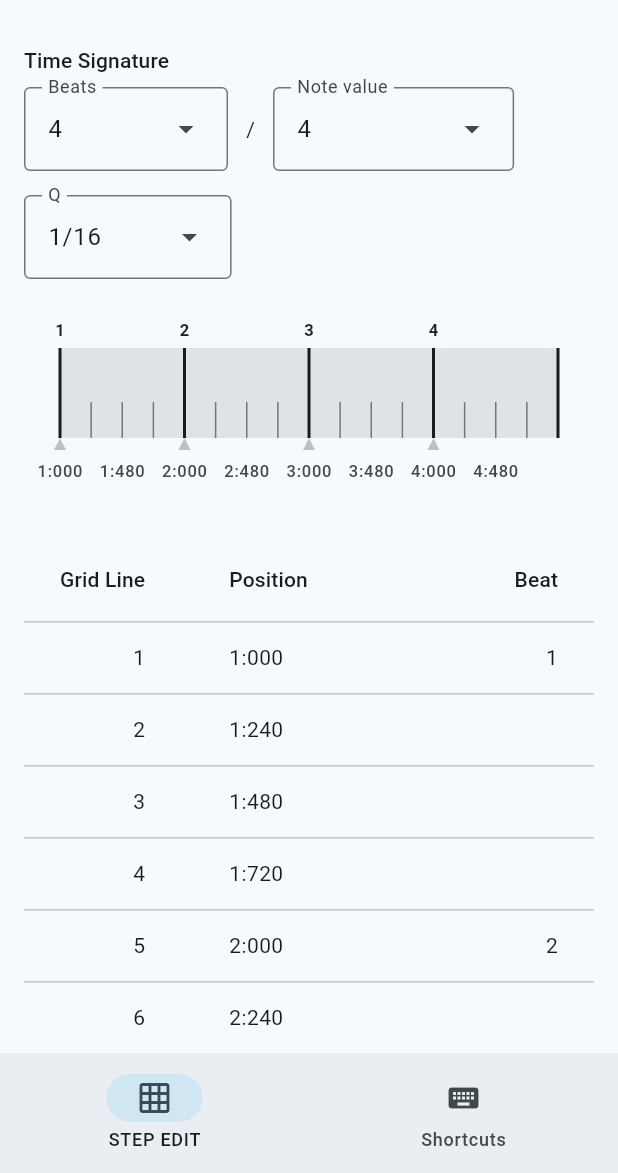
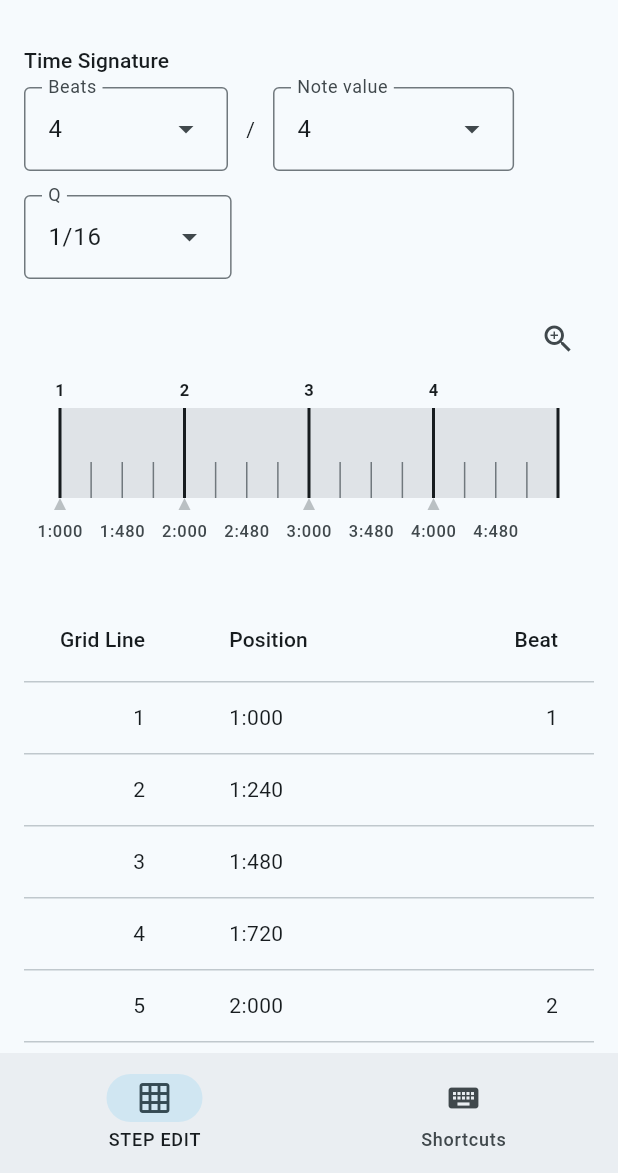
Before and after one commit to tomphp/mpc-sample-helper, a Flutter app: the screen it shows after launch, on a phone screen of 412 x 824 dp, the part 63-1236 px from its top. Run offline on Flutter 3.47's test engine with Material 3 defaults, Android fonts, the phone set to English and light mode, and no system bars.

Commit message:
Add zoomed-in, scrollable Timeline and the zoom button
Co-Authored-By: Claude Opus 5.5 <noreply@anthropic.com>

```diff
--- a/lib/app/step_edit_tool.dart
+++ b/lib/app/step_edit_tool.dart
@@ -16,6 +16,7 @@ class _StepEditToolState extends State<StepEditTool> {
   int _beats = 4;
   int _noteValue = 4;
   Quantize _quantize = Quantize.sixteenth;
+  bool _zoomedIn = false;
 
   @override
   Widget build(BuildContext context) {
@@ -60,8 +61,16 @@ class _StepEditToolState extends State<StepEditTool> {
               if (quantize != null) setState(() => _quantize = quantize);
             },
           ),
-          const SizedBox(height: 24),
-          Timeline(layout: layout),
+          const SizedBox(height: 16),
+          Align(
+            alignment: Alignment.centerRight,
+            child: IconButton(
+              tooltip: _zoomedIn ? 'Zoom out' : 'Zoom in',
+              icon: Icon(_zoomedIn ? Icons.zoom_out : Icons.zoom_in),
+              onPressed: () => setState(() => _zoomedIn = !_zoomedIn),
+            ),
+          ),
+          Timeline(layout: layout, zoomedIn: _zoomedIn),
           const SizedBox(height: 16),
           GridLineTable(
             key: const Key('grid-line-table'),
--- a/lib/app/timeline.dart
+++ b/lib/app/timeline.dart
@@ -6,23 +6,45 @@ import 'theme.dart';
 /// One Bar drawn across the available width: numbered Beat lines along the
 /// top, a marker at every Grid Line, faint Device Beat markers along the
 /// bottom, and Grid Line Positions labelled wherever they fit.
+///
+/// Zoomed in, the Timeline is made wide enough to label every Grid Line and
+/// scrolls sideways.
 class Timeline extends StatelessWidget {
-  const Timeline({super.key, required this.layout});
+  const Timeline({super.key, required this.layout, this.zoomedIn = false});
 
   final BarLayout layout;
+  final bool zoomedIn;
 
   static const height = 132.0;
 
   @override
   Widget build(BuildContext context) {
+    final textStyle = Theme.of(context).textTheme.labelSmall!;
+    final timeline = CustomPaint(painter: _painter(context, textStyle));
+    if (!zoomedIn) {
+      return SizedBox(height: height, width: double.infinity, child: timeline);
+    }
+
+    return LayoutBuilder(
+      builder: (context, constraints) {
+        final width = _TimelinePainter.widthToLabelEvery(layout, textStyle);
+        return SingleChildScrollView(
+          scrollDirection: Axis.horizontal,
+          child: SizedBox(
+            height: height,
+            width: width > constraints.maxWidth ? width : constraints.maxWidth,
+            child: timeline,
+          ),
+        );
+      },
+    );
+  }
+
+  _TimelinePainter _painter(BuildContext context, TextStyle textStyle) {
     final scheme = Theme.of(context).colorScheme;
-    return SizedBox(
-      height: height,
-      width: double.infinity,
-      child: CustomPaint(
-        painter: _TimelinePainter(
+    return _TimelinePainter(
       layout: layout,
-          textStyle: Theme.of(context).textTheme.labelSmall!,
+      textStyle: textStyle,
       colours: _TimelineColours(
         bar: scheme.surfaceContainerHighest,
         beat: scheme.onSurface,
@@ -30,8 +52,6 @@ class Timeline extends StatelessWidget {
         deviceBeat: scheme.outline.withValues(alpha: 0.45),
         label: scheme.onSurfaceVariant,
         highlight: HelperColors.of(context).highlight,
-          ),
-        ),
       ),
     );
   }
@@ -73,6 +93,16 @@ class _TimelinePainter extends CustomPainter {
   static const _deviceBeatMarker = 8.0;
   static const _labelTop = _barBottom + _deviceBeatMarker + 6;
   static const _labelGap = 8.0;
+
+  /// The Timeline width at which every Grid Line's label fits.
+  static double widthToLabelEvery(BarLayout layout, TextStyle textStyle) {
+    final bold = textStyle.copyWith(fontWeight: FontWeight.bold);
+    final widest = layout.gridLines.fold(0.0, (widest, line) {
+      final width = _layoutText('${line.position}', bold).width;
+      return width > widest ? width : widest;
+    });
+    return layout.gridLines.length * (widest + _labelGap) + 2 * _inset;
+  }
 
   @override
   void paint(Canvas canvas, Size size) {
@@ -201,7 +231,7 @@ class _TimelinePainter extends CustomPainter {
     }
   }
 
-  TextPainter _layoutText(String text, TextStyle style) => TextPainter(
+  static TextPainter _layoutText(String text, TextStyle style) => TextPainter(
     text: TextSpan(text: text, style: style),
     textDirection: TextDirection.ltr,
   )..layout();
```
Also changed, not shown: 7 other files. Lines whose indentation alone changed are shown as unchanged.
